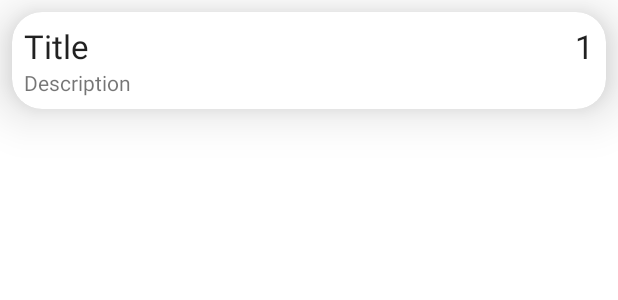
After one commit to pjcwilliamson/Room-Example, an Android app: the layout note_item.xml on its own in the app's theme, with its tools: preview values and no code run, on a phone screen of 412 x 824 dp. The commit adds this screen. Shown: the top 300 px of the screen. Run offline under Robolectric (Android 15) with nearby library versions, the phone set to English and light mode, and no system bars.

Commit message:
End of video 6. Start with vid 7 next

```diff
--- /dev/null
+++ b/app/src/main/res/layout/note_item.xml
@@ -0,0 +1,46 @@
+<?xml version="1.0" encoding="utf-8"?>
+<com.google.android.material.card.MaterialCardView xmlns:android="http://schemas.android.com/apk/res/android"
+    android:layout_width="match_parent"
+    android:layout_height="wrap_content"
+    xmlns:app="http://schemas.android.com/apk/res-auto"
+    android:layout_marginEnd="8dp"
+    android:layout_marginStart="8dp"
+    android:layout_marginTop="8dp"
+    app:cardCornerRadius="20dp"
+    app:cardElevation="20dp">
+
+    <RelativeLayout
+        android:layout_width="wrap_content"
+        android:layout_height="wrap_content"
+        android:padding="8dp">
+
+        <TextView
+            android:layout_width="wrap_content"
+            android:layout_height="wrap_content"
+            android:id="@+id/txtPriority"
+            android:layout_alignParentEnd="true"
+            android:text="1"
+            android:textAppearance="@style/TextAppearance.AppCompat.Large"/>
+
+        <TextView
+            android:layout_width="wrap_content"
+            android:layout_height="wrap_content"
+            android:id="@+id/txtTitle"
+            android:maxLines="1"
+            android:text="Title"
+            android:textAppearance="@style/TextAppearance.AppCompat.Large"
+            android:layout_alignParentStart="true"
+            android:layout_toStartOf="@id/txtPriority"
+            android:ellipsize="end"/>
+
+        <TextView
+            android:layout_width="wrap_content"
+            android:layout_height="wrap_content"
+            android:id="@+id/txtDescription"
+            android:layout_below="@id/txtTitle"
+            android:text="Description"/>
+
+    </RelativeLayout>
+
+
+</com.google.android.material.card.MaterialCardView>
```
Also changed, not shown: app/src/main/java/org/williamsonministry/roomexample/MainActivity.java (+10 -3 lines), app/src/main/java/org/williamsonministry/roomexample/NoteAdapter.java (added, +59 -0 lines), app/src/main/res/layout/activity_main.xml (+7 -9 lines).
